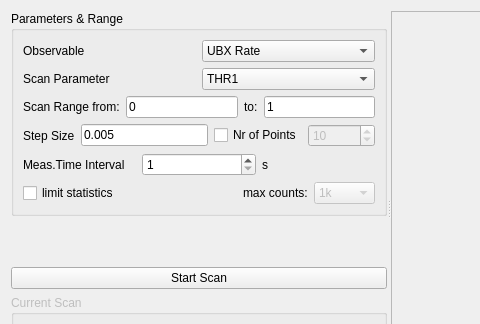
Old version of the form gui/src/scanform.ui in the repository MuonPi/muondetector; both pictures show x 0 to 480 and y 0 to 324 of the 593 by 415 pixel window.
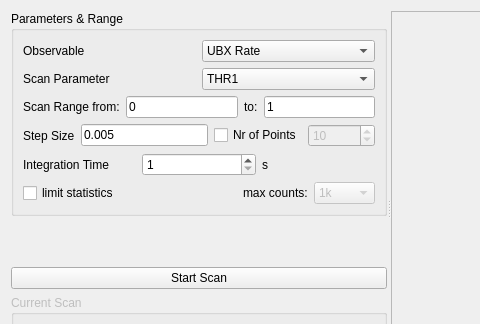
New version of the form. Custom widgets are drawn as their Qt base class.

Commit message: Added tooltips to many GUI elements

The edit to the form file:
```diff
--- a/gui/src/scanform.ui
+++ b/gui/src/scanform.ui
@@ -213,7 +213,7 @@
                  </size>
                 </property>
                 <property name="text">
-                 <string>Meas.Time Interval</string>
+                 <string>Integration Time</string>
                 </property>
                </widget>
               </item>
```
Left out of the diff: 19 changed lines with no effect on the pictures. The commit also changes 7 other files.
